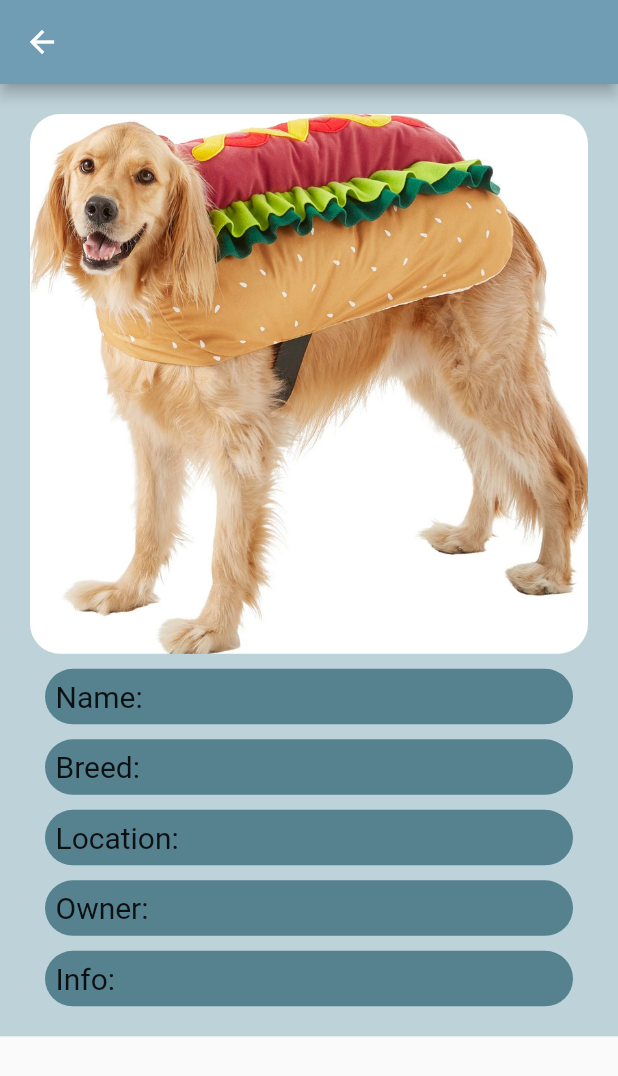
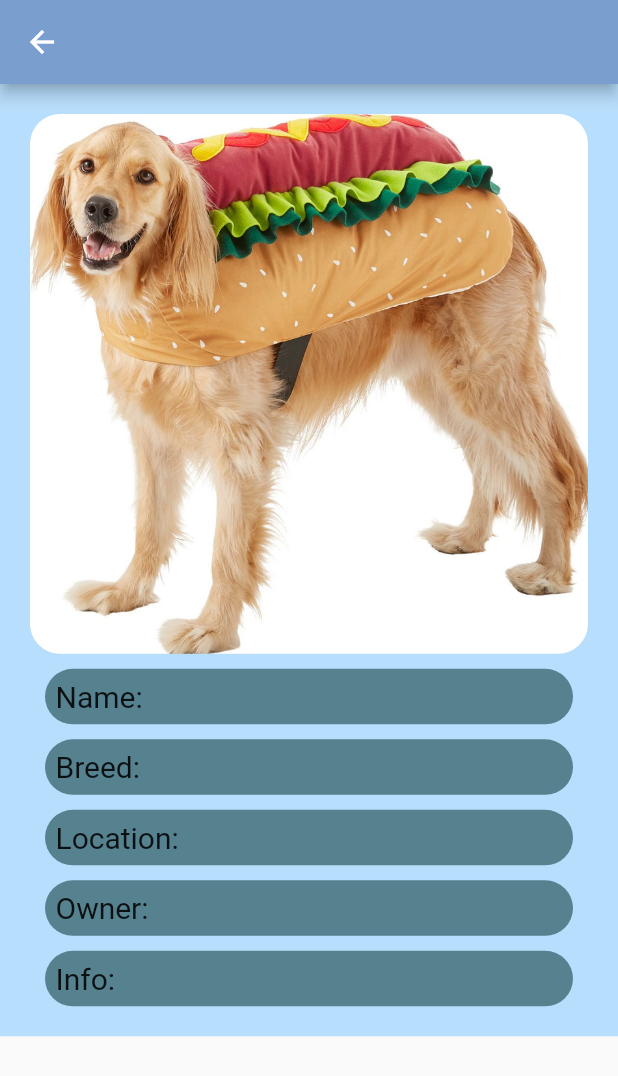
Before and after one commit to Daannko/adopciak, a Flutter app: the AnimalScreen screen opened directly with empty values, on a phone screen of 412 x 824 dp. Shown: the top 1076 px of the screen. Run offline on Flutter 3.47's test engine with Material 2 defaults, Android fonts, the phone set to English and light mode, and no system bars; our stand-ins replace animated_background, cloud_firestore, firebase_auth, firebase_core, firebase_database, firebase_storage and 2 more; accounts and stored records are empty.

```diff
--- a/lib/animal_screen.dart
+++ b/lib/animal_screen.dart
@@ -1,14 +1,7 @@
-import 'package:firebase_database/firebase_database.dart';
-import 'package:expandable_text/expandable_text.dart';
-
-import 'package:flutter/material.dart';
-import 'package:adopciak/animal_screen.dart';
 import 'package:flutter/material.dart';
 import 'package:cloud_firestore/cloud_firestore.dart';
-import 'package:firebase_auth/firebase_auth.dart';
-import 'package:firebase_core/firebase_core.dart';
-import 'package:firebase_database/firebase_database.dart';
-import 'package:adopciak/custom_snackbar';
+import 'model/colors.dart';
+import 'model/styles.dart';
 
 class AnimalScreen extends StatefulWidget {
   final String animalId;
@@ -61,22 +54,20 @@ class _AnimeScreenState extends State<AnimalScreen> {
                 leading: null,
                 actions: <Widget>[],
                 title: Text(data["Name"]),
-                backgroundColor: Color.fromARGB(255, 112, 157, 179),
+                backgroundColor: CustomColors.appBarColor,
               ),
               body: Container(
-                  color: Color.fromARGB(255, 189, 210, 217),
+                  color: CustomColors.homePageBackgroundColor,
                   child: SingleChildScrollView(
                     child: Container(
-                      margin: EdgeInsets.all(20),
+                      margin: CustomStyles.mariginsAll20,
                       decoration: BoxDecoration(
-                        borderRadius: BorderRadius.circular(20),
-                        //// MOŻNA TO TUTAJ ZMIENĆ DLA WYGLĄDU
-                        // color: Color.fromARGB(255, 86, 129, 143)
+                        borderRadius: CustomStyles.radius20,
                       ),
                       child: Column(children: [
                         Container(
                           child: ClipRRect(
-                            borderRadius: BorderRadius.circular(20.0),
+                            borderRadius: CustomStyles.radius20,
                             child: Image(
                               image: AssetImage("images/dog.png"),
                             ),
@@ -84,66 +75,66 @@ class _AnimeScreenState extends State<AnimalScreen> {
                         ),
                         Container(
                           width: double.infinity,
-                          margin: EdgeInsets.fromLTRB(10, 10, 10, 0),
-                          padding: EdgeInsets.all(7),
+                          margin: CustomStyles.marigin10,
+                          padding: CustomStyles.paddingAll7,
                           decoration: BoxDecoration(
-                              borderRadius: BorderRadius.circular(30),
-                              color: Color.fromARGB(255, 86, 129, 143)),
+                              borderRadius: CustomStyles.radius30,
+                              color: CustomColors.animalScreenBodyColor),
                           child: Text(
                             "Name: ${data["Name"]}",
-                            style: TextStyle(fontSize: 20),
+                            style: TextStyle(fontSize: CustomStyles.fontSize),
                             maxLines: 2,
                           ),
                         ),
                         Container(
                           width: double.infinity,
-                          margin: EdgeInsets.fromLTRB(10, 10, 10, 0),
-                          padding: EdgeInsets.all(7),
+                          margin: CustomStyles.marigin10,
+                          padding: CustomStyles.paddingAll7,
                           decoration: BoxDecoration(
-                              borderRadius: BorderRadius.circular(30),
-                              color: Color.fromARGB(255, 86, 129, 143)),
+                              borderRadius: CustomStyles.radius30,
+                              color: CustomColors.animalScreenBodyColor),
                           child: Text(
                             "Breed: ${data["Breed"]}",
-                            style: TextStyle(fontSize: 20),
+                            style: TextStyle(fontSize: CustomStyles.fontSize),
                             maxLines: 2,
                           ),
                         ),
                         Container(
                           width: double.infinity,
-                          margin: EdgeInsets.fromLTRB(10, 10, 10, 0),
-                          padding: EdgeInsets.all(7),
+                          margin: CustomStyles.marigin10,
+                          padding: CustomStyles.paddingAll7,
                           decoration: BoxDecoration(
-                              borderRadius: BorderRadius.circular(30),
-                              color: Color.fromARGB(255, 86, 129, 143)),
+                              borderRadius: CustomStyles.radius30,
+                              color: CustomColors.animalScreenBodyColor),
                           child: Text(
                             "Location: ${data["Location"]}",
-                            style: TextStyle(fontSize: 20),
+                            style: TextStyle(fontSize: CustomStyles.fontSize),
                             maxLines: 2,
                           ),
                         ),
                         Container(
                           width: double.infinity,
-                          margin: EdgeInsets.fromLTRB(10, 10, 10, 0),
-                          padding: EdgeInsets.all(7),
+                          margin: CustomStyles.marigin10,
+                          padding: CustomStyles.paddingAll7,
                           decoration: BoxDecoration(
-                              borderRadius: BorderRadius.circular(30),
-                              color: Color.fromARGB(255, 86, 129, 143)),
+                              borderRadius: CustomStyles.radius30,
+                              color: CustomColors.animalScreenBodyColor),
                           child: Text(
                             "Owner: ${data["Owner"]}",
-                            style: TextStyle(fontSize: 20),
+                            style: TextStyle(fontSize: CustomStyles.fontSize),
                             maxLines: 2,
                           ),
                         ),
                         Container(
                           width: double.infinity,
-                          margin: EdgeInsets.fromLTRB(10, 10, 10, 0),
-                          padding: EdgeInsets.all(7),
+                          margin: CustomStyles.marigin10,
+                          padding: CustomStyles.paddingAll7,
                           decoration: BoxDecoration(
-                              borderRadius: BorderRadius.circular(30),
-                              color: Color.fromARGB(255, 86, 129, 143)),
+                              borderRadius: CustomStyles.radius30,
+                              color: CustomColors.animalScreenBodyColor),
                           child: Text(
                             "Info: ${data["Info"]}",
-                            style: TextStyle(fontSize: 20),
+                            style: TextStyle(fontSize: CustomStyles.fontSize),
                           ),
                         ),
                       ]),
--- a/lib/model/colors.dart
+++ b/lib/model/colors.dart
@@ -8,4 +8,5 @@ class CustomColors {
   static Color homePageBackgroundColor = Color.fromARGB(255, 184, 222, 253);
   static Color adoptBtnColor = Color.fromARGB(255, 255, 160, 7);
   static Color supportBtnColor = Color.fromARGB(255, 48, 220, 217);
+  static Color animalScreenBodyColor = Color.fromARGB(255, 86, 129, 143);
 }
--- /dev/null
+++ b/lib/model/styles.dart
@@ -0,0 +1,16 @@
+import 'package:flutter/material.dart';
+
+class CustomStyles {
+  static EdgeInsets marigin20 = const EdgeInsets.fromLTRB(20, 20, 20, 0);
+  static EdgeInsets marigin10 = const EdgeInsets.fromLTRB(10, 10, 10, 0);
+  static EdgeInsets listViewPaddingName =
+      const EdgeInsets.fromLTRB(0, 10, 0, 0);
+  static EdgeInsets listViewPadding = const EdgeInsets.fromLTRB(0, 10, 0, 0);
+  static EdgeInsets mariginsAll20 = const EdgeInsets.all(20);
+  static EdgeInsets paddingAll7 = const EdgeInsets.all(7);
+  static EdgeInsets paddingAll10 = const EdgeInsets.all(10);
+  static double fontSize = 20;
+  static BorderRadius radius20 = BorderRadius.circular(20);
+  static BorderRadius radius30 = BorderRadius.circular(30);
+  static BorderRadius radiusAnimalScreen = BorderRadius.circular(35);
+}
--- a/lib/services/firebase_storage_service.dart
+++ b/lib/services/firebase_storage_service.dart
@@ -13,8 +13,6 @@ class FirebaseStorageService extends GetxService {
       var urlRef =
           firebaseStorage.child("animal_images").child(imgName.toLowerCase());
       var imgUrl = await urlRef.getDownloadURL();
-      print('-------------------------------------------');
-      print(imgUrl);
       return imgUrl;
     } catch (e) {
       return null;
```
Also changed, not shown: lib/add_animal_screen.dart (+28 -16 lines), lib/home_screen.dart (+81 -58 lines), lib/login_screen.dart (+0 -8 lines), lib/widgets/search_bar.dart (added, +72 -0 lines).
